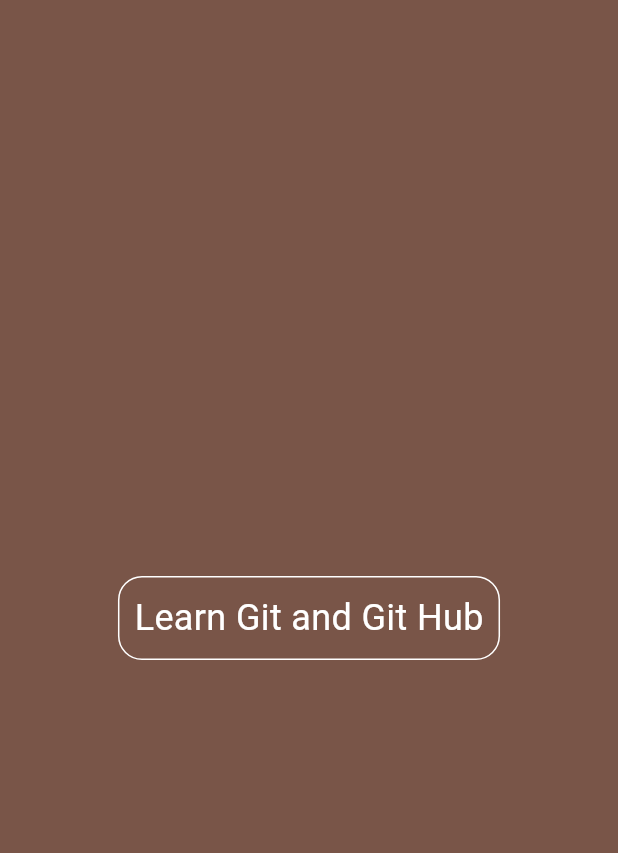
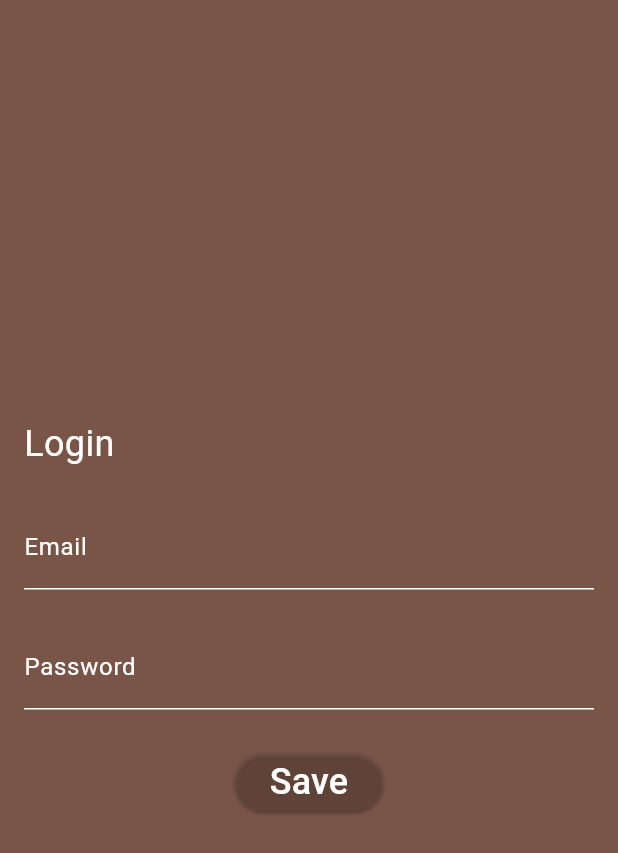
Before and after one commit to itsrehandev0/gitandgithubcourse, a Flutter app: the screen it shows after launch, on a phone screen of 412 x 824 dp. Shown: the top 853 px of the screen. Run offline on Flutter 3.47's test engine with Material 3 defaults, Android fonts, the phone set to English and light mode, and no system bars.

Commit message:
login screen created

```diff
--- /dev/null
+++ b/lib/screens/login_screen.dart
@@ -0,0 +1,77 @@
+import 'package:flutter/material.dart';
+
+class LoginScreen extends StatelessWidget {
+  const LoginScreen({super.key});
+
+  @override
+  Widget build(BuildContext context) {
+    return Scaffold(
+      backgroundColor: Colors.brown,
+      body: Center(
+        child: Padding(
+          padding: const EdgeInsets.all(16),
+          child: Column(
+            crossAxisAlignment: CrossAxisAlignment.start,
+            mainAxisSize: MainAxisSize.min,
+            children: [
+              const Text(
+                'Login',
+                style: TextStyle(fontSize: 24, color: Colors.white),
+              ),
+              const SizedBox(height: 24),
+              const _LoginTextField(title: 'Email'),
+              const SizedBox(height: 24),
+              const _LoginTextField(title: 'Password'),
+              const SizedBox(height: 24),
+              _LoginButton(),
+            ],
+          ),
+        ),
+      ),
+    );
+  }
+}
+
+class _LoginButton extends StatelessWidget {
+  @override
+  Widget build(BuildContext context) {
+    return Align(
+      alignment: Alignment.center,
+      child: ElevatedButton(
+        style: ElevatedButton.styleFrom(
+          elevation: 1,
+          backgroundColor: Colors.brown.withValues(alpha: 0.2),
+        ),
+        onPressed: () {},
+        child: Text(
+          'Save',
+          style: TextStyle(fontSize: 24, color: Colors.white),
+        ),
+      ),
+    );
+  }
+}
+
+class _LoginTextField extends StatelessWidget {
+  final String title;
+  const _LoginTextField({required this.title});
+
+  @override
+  Widget build(BuildContext context) {
+    return TextFormField(
+      decoration: InputDecoration(
+        enabledBorder: UnderlineInputBorder(
+          borderSide: BorderSide(color: Colors.white),
+        ),
+        focusedBorder: UnderlineInputBorder(
+          borderSide: BorderSide(color: Colors.white),
+        ),
+        label: Text(title, style: TextStyle(fontSize: 16, color: Colors.white)),
+        hint: Text(
+          'Please Enter your $title',
+          style: TextStyle(fontSize: 16, color: Colors.grey),
+        ),
+      ),
+    );
+  }
+}
--- a/lib/screens/splash_screen.dart
+++ b/lib/screens/splash_screen.dart
@@ -1,4 +1,5 @@
 import 'package:flutter/material.dart';
+import 'package:gitandgithubcourse/screens/login_screen.dart';
 
 class SplashScreen extends StatefulWidget {
   const SplashScreen({super.key});
@@ -10,11 +11,16 @@
 class _SplashScreenState extends State<SplashScreen> {
   @override
   void initState() {
- Future.delayed(Duration(seconds: 2),(){
-
- });
+    Future.delayed(Duration(seconds: 2), () {
+       if (!mounted) return;
+      Navigator.pushReplacement(
+        context,
+        MaterialPageRoute(builder: (context) => LoginScreen()),
+      );
+    });
     super.initState();
   }
+
   @override
   Widget build(BuildContext context) {
     return Scaffold(
```
